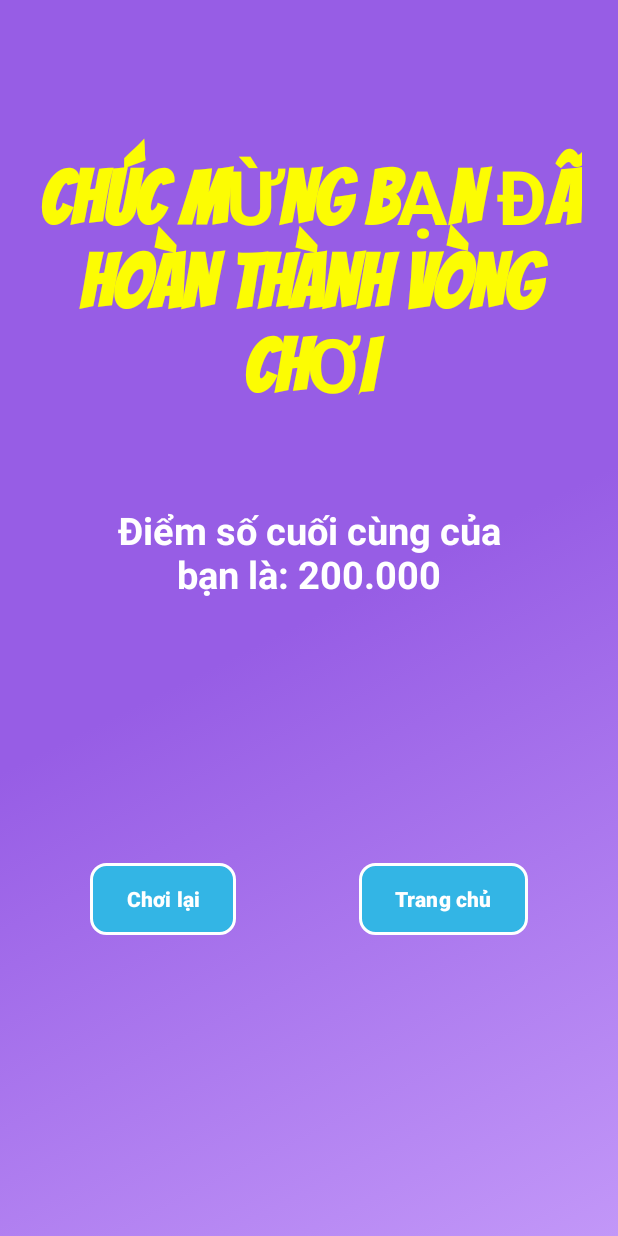
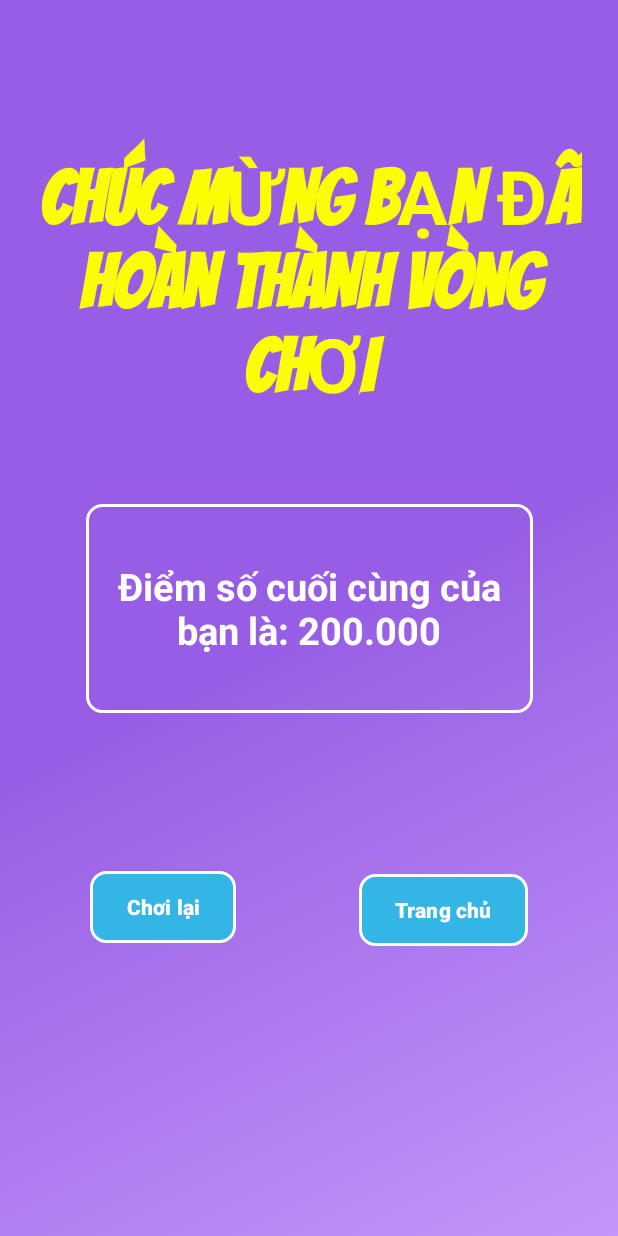
Before and after one commit to huyhakwalker/63CLC1-MobileDev, an Android app: the EndActivity screen opened directly, with no data from a screen before it, on a phone screen of 412 x 824 dp. Run offline under Robolectric (Android 15) with nearby library versions, the light colour scheme and no system bars.

Commit message:
New Update

```diff
--- a/DuAnMobile/app/src/main/java/com/nguyenquochuy/duanmobile/MainActivity.java
+++ b/DuAnMobile/app/src/main/java/com/nguyenquochuy/duanmobile/MainActivity.java
@@ -34,17 +34,16 @@ public class MainActivity extends AppCompatActivity {
     private List<docCauHoiDe> listde;
     private List<docCauHoiTB> listtb;
     private List<docCauHoiKho> listkho;
-    private int CurrentQuestion = 1;
+    public static int CurrentQuestion = 1;
     Random rd = new Random();
     private int i = rd.nextInt(37);
-
     MediaPlayer ans_1, ans_2, ans_3, ans_4, ans_now,
                 true_1, true_2, true_3, true_4,
                 star1, star2, star3, star4, star5, star6, star7,star8,star9,star10,star11,star12,star13,star14,star15;
-    public int getCurrentQuestion() {
+
+    public static int getCurrentQuestion() {
         return CurrentQuestion;
     }
-
     private int checkTrungCauDe() {
         int index;
         do {
@@ -255,27 +254,24 @@ public class MainActivity extends AppCompatActivity {
         if (CurrentQuestion <= 5) {
             if (selectedAnswer.equals(listde.get(i).getDA())) {
                 correctAnswer(clickedButton, mediaPlayer);
-                //setScore(CurrentQuestion);
             } else {
                 gameOver(clickedButton, listde.get(i).getDA().toString());
             }
         } else if (CurrentQuestion <= 10) {
             if (selectedAnswer.equals(listtb.get(i).getDA())) {
                 correctAnswer(clickedButton, mediaPlayer);
-                //setScore(CurrentQuestion);
             } else {
                 gameOver(clickedButton, listtb.get(i).getDA().toString());
             }
         } else if (CurrentQuestion <= 15) {
             if (selectedAnswer.equals(listkho.get(i).getDA())) {
                 correctAnswer(clickedButton, mediaPlayer);
-                //setScore(CurrentQuestion);
             } else {
                 gameOver(clickedButton, listkho.get(i).getDA().toString());
             }
         }
     }
-    private void correctAnswer(Button trueButton, MediaPlayer player){
+    public void correctAnswer(Button trueButton, MediaPlayer player){
         new Handler().postDelayed(new Runnable() {
             @Override
             public void run() {
@@ -359,7 +355,6 @@ public class MainActivity extends AppCompatActivity {
         builder.setPositiveButton("Yes", new DialogInterface.OnClickListener() {
             @Override
             public void onClick(DialogInterface dialog, int which) {
-                CurrentQuestion = 1;
                 dialog.dismiss();
                 Intent myintent = new Intent(MainActivity.this,EndActivity.class);
                 startActivity(myintent);
--- a/DuAnMobile/app/src/main/java/com/nguyenquochuy/duanmobile/StartActitvity.java
+++ b/DuAnMobile/app/src/main/java/com/nguyenquochuy/duanmobile/StartActitvity.java
@@ -21,7 +21,6 @@ public class StartActitvity extends AppCompatActivity {
         welcome.setOnCompletionListener(new MediaPlayer.OnCompletionListener() {
             @Override
             public void onCompletion(MediaPlayer mp) {
-                // Khi mediaPlayer1 hoàn thành, bắt đầu phát mediaPlayer2
                 bgmusic.setLooping(true);
                 bgmusic.start();
             }
--- /dev/null
+++ b/DuAnMobile/app/src/main/res/drawable/bg_tv.xml
@@ -0,0 +1,5 @@
+<?xml version="1.0" encoding="utf-8"?>
+<shape xmlns:android="http://schemas.android.com/apk/res/android">
+    <corners android:radius="10dp"/>
+    <stroke android:width="2dp" android:color="@color/white"/>
+</shape>
--- a/DuAnMobile/app/src/main/res/layout/activity_end.xml
+++ b/DuAnMobile/app/src/main/res/layout/activity_end.xml
@@ -28,16 +28,18 @@
 
     <TextView
         android:id="@+id/tv_score_end"
-        android:layout_width="267dp"
-        android:layout_height="82dp"
+        android:layout_width="298dp"
+        android:layout_height="139dp"
         android:layout_marginStart="71dp"
         android:layout_marginTop="52dp"
         android:layout_marginEnd="71dp"
+        android:background="@drawable/bg_tv"
+        android:gravity="center"
+        android:text="Điểm số cuối cùng của bạn là: "
         android:textAlignment="center"
         android:textColor="@color/white"
+        android:textSize="25dp"
         android:textStyle="bold"
-        android:text="Điểm số cuối cùng của bạn là: "
-        android:textSize="25dp"
         app:layout_constraintEnd_toEndOf="parent"
         app:layout_constraintStart_toStartOf="parent"
         app:layout_constraintTop_toBottomOf="@+id/textView" />
@@ -47,11 +49,11 @@
         android:layout_width="wrap_content"
         android:layout_height="wrap_content"
         android:layout_marginStart="60dp"
-        android:layout_marginTop="152dp"
+        android:layout_marginTop="100dp"
+        android:background="@drawable/bg_blue_corner_10"
+        android:text="Chơi lại"
         android:textStyle="bold"
-        android:text="Chơi lại"
         app:backgroundTint="@null"
-        android:background="@drawable/bg_blue_corner_10"
         app:layout_constraintBottom_toBottomOf="parent"
         app:layout_constraintStart_toStartOf="parent"
         app:layout_constraintTop_toBottomOf="@+id/tv_score_end"
@@ -61,14 +63,14 @@
         android:id="@+id/btn_trangchu"
         android:layout_width="wrap_content"
         android:layout_height="wrap_content"
-        android:layout_marginTop="156dp"
+        android:layout_marginTop="100dp"
         android:layout_marginEnd="60dp"
+        android:background="@drawable/bg_blue_corner_10"
+        android:text="Trang chủ"
         android:textStyle="bold"
-        android:text="Trang chủ"
         app:backgroundTint="@null"
-        android:background="@drawable/bg_blue_corner_10"
         app:layout_constraintBottom_toBottomOf="parent"
         app:layout_constraintEnd_toEndOf="parent"
         app:layout_constraintTop_toBottomOf="@+id/tv_score_end"
-        app:layout_constraintVertical_bias="0.005" />
+        app:layout_constraintVertical_bias="0.037" />
 </androidx.constraintlayout.widget.ConstraintLayout>
```
Also changed, not shown: DuAnMobile/app/src/main/java/com/nguyenquochuy/duanmobile/EndActivity.java (+33 -5 lines).
